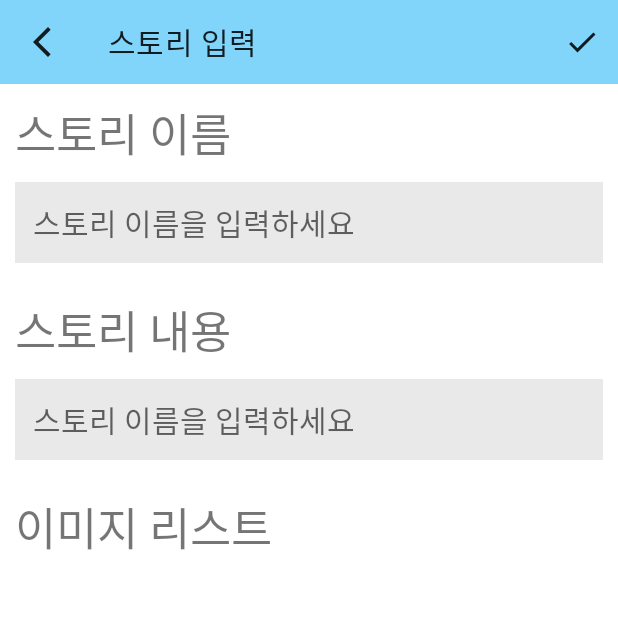
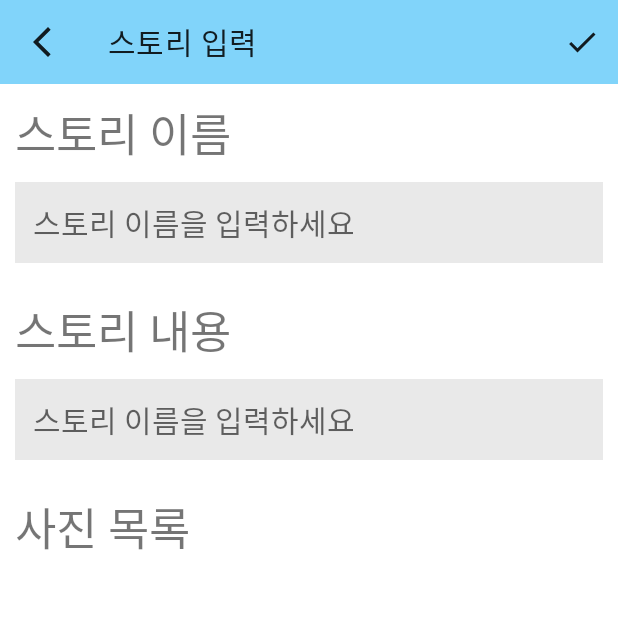
Before and after one commit to jihee-dev/HanselPhoto, an Android app: the CommentStoryActivity screen opened directly, with no data from a screen before it, on a phone screen of 412 x 824 dp, the top half of it. Run offline under Robolectric (Android 15) with nearby library versions, the phone set to English and light mode, and no system bars; pictures from the network do not load; 4 statements that could not run were skipped.

Commit message:
Fix: Image List Text

```diff
--- a/app/src/main/res/layout/activity_comment_story.xml
+++ b/app/src/main/res/layout/activity_comment_story.xml
@@ -66,7 +66,7 @@
                 android:layout_width="match_parent"
                 android:layout_height="wrap_content"
                 android:layout_margin="10dp"
-                android:text="이미지 리스트"
+                android:text="사진 목록"
                 android:textSize="30sp" />
 
             <androidx.recyclerview.widget.RecyclerView
```
